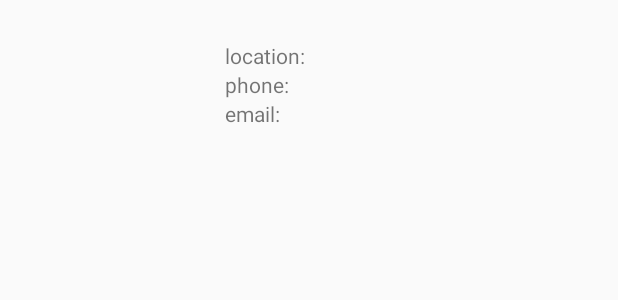
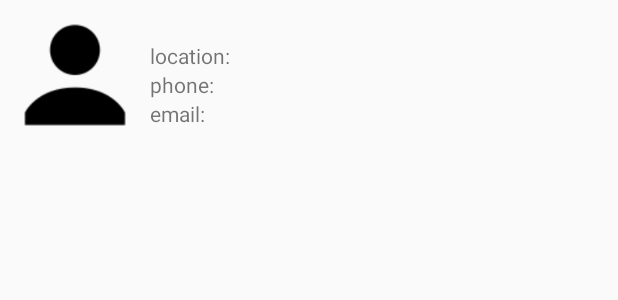
Before and after one commit to calren/wwd, an Android app: the layout user_item_view.xml on its own in the app's theme, with its tools: preview values and no code run, on a phone screen of 412 x 824 dp. Shown: the top 300 px of the screen. Run offline under Robolectric (Android 15) with nearby library versions, the phone set to English and light mode, and no system bars; network calls fail.

Commit message:
Adding user icon

```diff
--- a/app/src/main/res/layout/user_item_view.xml
+++ b/app/src/main/res/layout/user_item_view.xml
@@ -4,13 +4,14 @@
     android:layout_height="match_parent">
 
     <ImageView
-        android:layout_width="150dp"
-        android:layout_height="150dp"
-        android:id="@+id/user_image"/>
+        android:layout_width="100dp"
+        android:layout_height="100dp"
+        android:id="@+id/user_image"
+        android:src="@drawable/user"/>
 
     <RelativeLayout
         android:layout_width="match_parent"
-        android:layout_height="150dp"
+        android:layout_height="100dp"
         android:layout_toRightOf="@id/user_image">
 
         <TextView
```
Also changed, not shown: app/src/main/java/caren/android/com/wwd/MainActivity.java (+12 -5 lines), app/src/main/res/drawable/user.png (added).
